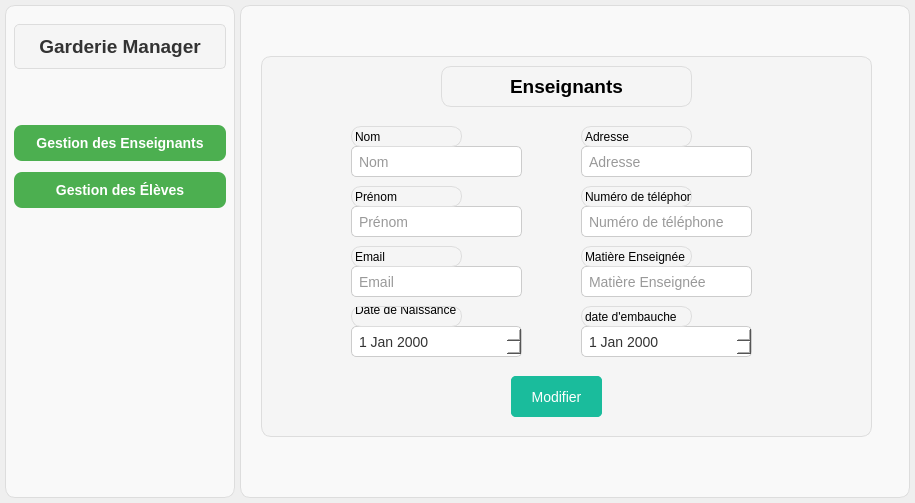
First picture: the form in mainwindow.ui, repository houssemgnounou/GarderieScolaireQT, before the edit.
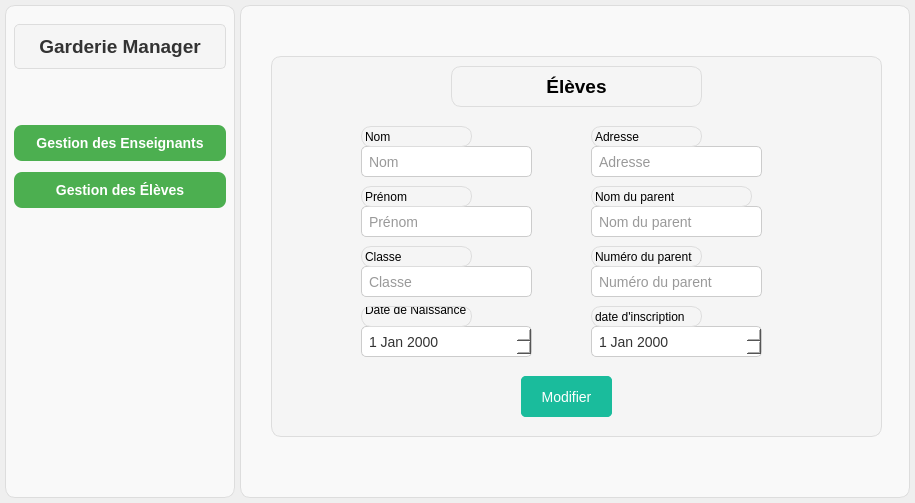
Second picture: the form after the edit.

Commit message: Some changes on eleve and enseignant

```diff
--- a/mainwindow.ui
+++ b/mainwindow.ui
@@ -268,7 +268,7 @@
 </string>
       </property>
       <property name="currentIndex">
-       <number>1</number>
+       <number>3</number>
       </property>
       <widget class="QWidget" name="page_7">
        <widget class="QLabel" name="nameapp_2">
@@ -828,7 +828,551 @@
         </widget>
        </widget>
       </widget>
-      <widget class="QWidget" name="pages"/>
+      <widget class="QWidget" name="pages">
+       <widget class="QPushButton" name="Trie_eleveASC">
+        <property name="geometry">
+         <rect>
+          <x>20</x>
+          <y>62</y>
+          <width>81</width>
+          <height>31</height>
+         </rect>
+        </property>
+        <property name="text">
+         <string>Tri ASC</string>
+        </property>
+       </widget>
+       <widget class="QPushButton" name="Trie_eleveDESC">
+        <property name="geometry">
+         <rect>
+          <x>110</x>
+          <y>60</y>
+          <width>81</width>
+          <height>31</height>
+         </rect>
+        </property>
+        <property name="text">
+         <string>Tri DESC</string>
+        </property>
+       </widget>
+       <widget class="QLineEdit" name="Search_eleve">
+        <property name="geometry">
+         <rect>
+          <x>230</x>
+          <y>60</y>
+          <width>191</width>
+          <height>31</height>
+         </rect>
+        </property>
+        <property name="styleSheet">
+         <string notr="true">/* Apply styles to QLineEdit for search */
+QLineEdit {
+    border: 2px solid #ccc; /* Light gray border */
+    border-radius: 25px; /* Rounded corners */
+    background-color: #f5f5f5; /* Light gray background */
+    color: #333; /* Dark text color */
+    font-size: 16px; /* Font size */
+    transition: border-color 0.3s, box-shadow 0.3s; /* Smooth transition */
+}
+
+/* Apply focus styles to QLineEdit for search */
+QLineEdit:focus {
+    border-color: #1abc9c; /* Teal border color on focus */
+    box-shadow: 0px 0px 8px rgba(26, 188, 156, 0.6); /* Light shadow on focus */
+    outline: none; /* Remove default focus outline */
+    background-color: #fff; /* White background on focus */
+}
+</string>
+        </property>
+        <property name="placeholderText">
+         <string>Rechercher...</string>
+        </property>
+       </widget>
+       <widget class="QPushButton" name="Supprimer_eleve">
+        <property name="geometry">
+         <rect>
+          <x>550</x>
+          <y>60</y>
+          <width>91</width>
+          <height>31</height>
+         </rect>
+        </property>
+        <property name="text">
+         <string>Supprimer</string>
+        </property>
+       </widget>
+       <widget class="QTableView" name="table_eleve">
+        <property name="geometry">
+         <rect>
+          <x>5</x>
+          <y>100</y>
+          <width>651</width>
+          <height>301</height>
+         </rect>
+        </property>
+        <property name="styleSheet">
+         <string notr="true">/* Apply styles to QTableView */
+QTableView {
+    background-color: #fff; /* White background */
+    border: 1px solid #ddd; /* Light gray border */
+    border-radius: 8px; /* Rounded corners */
+}
+
+/* Apply styles to table headers */
+QHeaderView::section {
+    background-color: #f5f5f5; /* Light gray background */
+    color: #333; /* Dark text color */
+    padding: 8px; /* Padding inside the header cells */
+    border: none; /* No border */
+    border-top: 1px solid #ddd; /* Top border for separation */
+}
+
+/* Apply styles to table cells */
+QTableView QTableCornerButton::section,
+QTableView QTableCornerButton::section:checked {
+    background-color: #f5f5f5; /* Light gray background for corner cell */
+    border: none;
+}
+
+QTableView::item {
+    padding: 10px; /* Padding inside the cells */
+    border: none; /* No border */
+}
+
+/* Apply alternate row colors for better readability */
+QTableView::item:nth-child(odd) {
+    background-color: #f9f9f9; /* Very light gray background */
+}
+
+/* Apply hover styles for cells */
+QTableView::item:hover {
+    background-color: #e8e8e8; /* Slightly darker background on hover */
+}
+
+/* Apply selection styles for cells */
+QTableView::item:selected {
+    background-color: #1abc9c; /* Teal background on selection */
+    color: white; /* White text color on selection */
+}
+
+/* Apply custom scroll bar style */
+QTableView QScrollBar:vertical {
+    border: none;
+    background: transparent;
+    width: 10px; /* Adjust the width as needed */
+}
+
+QTableView QScrollBar:horizontal {
+    border: none;
+    background: transparent;
+    height: 10px; /* Adjust the height as needed */
+}
+
+QTableView QScrollBar::handle:vertical,
+QTableView QScrollBar::handle:horizontal {
+    background: #ccc; /* Scroll bar handle color */
+    border-radius: 5px; /* Rounded handle shape */
+}
+
+QTableView QScrollBar::add-page:vertical,
+QTableView QScrollBar::sub-page:vertical,
+QTableView QScrollBar::add-page:horizontal,
+QTableView QScrollBar::sub-page:horizontal {
+    background: none;
+}
+
+QTableView QScrollBar::add-line:vertical,
+QTableView QScrollBar::sub-line:vertical,
+QTableView QScrollBar::add-line:horizontal,
+QTableView QScrollBar::sub-line:horizontal {
+    background: none;
+}
+</string>
+        </property>
+       </widget>
+       <widget class="QPushButton" name="btn_OpenStat_eleve">
+        <property name="geometry">
+         <rect>
+          <x>280</x>
+          <y>420</y>
+          <width>91</width>
+          <height>41</height>
+         </rect>
+        </property>
+        <property name="text">
+         <string>Stat</string>
+        </property>
+       </widget>
+       <widget class="QPushButton" name="btn_openAjoutEleve">
+        <property name="geometry">
+         <rect>
+          <x>440</x>
+          <y>60</y>
+          <width>91</width>
+          <height>31</height>
+         </rect>
+        </property>
+        <property name="text">
+         <string>Ajouter</string>
+        </property>
+       </widget>
+       <widget class="QLabel" name="nameapp_4">
+        <property name="geometry">
+         <rect>
+          <x>200</x>
+          <y>10</y>
+          <width>251</width>
+          <height>41</height>
+         </rect>
+        </property>
+        <property name="font">
+         <font>
+          <family>MS Shell Dlg 2</family>
+          <pointsize>14</pointsize>
+          <weight>75</weight>
+          <bold>true</bold>
+         </font>
+        </property>
+        <property name="styleSheet">
+         <string notr="true"/>
+        </property>
+        <property name="text">
+         <string>Gestion des Élèves</string>
+        </property>
+        <property name="alignment">
+         <set>Qt::AlignCenter</set>
+        </property>
+       </widget>
+      </widget>
+      <widget class="QWidget" name="page">
+       <widget class="QWidget" name="widget_2" native="true">
+        <property name="geometry">
+         <rect>
+          <x>30</x>
+          <y>50</y>
+          <width>611</width>
+          <height>381</height>
+         </rect>
+        </property>
+        <property name="styleSheet">
+         <string notr="true">/* Apply styles to the entire QWidget */
+QWidget {
+    background-color: #f5f5f5; /* Light background color */
+    border: 1px solid #ddd; /* Light gray border */
+    border-radius: 10px; /* Rounded corners */
+    box-shadow: 0px 2px 6px rgba(0, 0, 0, 0.1); /* Subtle shadow */
+}
+
+/* Apply styles to QLineEdit */
+QLineEdit {
+    padding: 5px; /* Padding inside the QLineEdit */
+    border: 1px solid #ccc; /* Light gray border */
+    border-radius: 5px; /* Rounded corners */
+    background-color: #fff; /* White background */
+    color: #333; /* Dark text color */
+    font-size: 14px; /* Font size */
+    transition: border-color 0.3s, box-shadow 0.3s; /* Smooth transition */
+}
+
+/* Apply focus styles to QLineEdit */
+QLineEdit:focus {
+    border-color: #1abc9c; /* Teal border color on focus */
+    box-shadow: 0px 0px 6px rgba(26, 188, 156, 0.5); /* Light shadow on focus */
+}
+
+/* Apply styles to QDateEdit */
+QDateEdit {
+    padding: 5px; /* Padding inside the QLineEdit */
+    border: 1px solid #ccc; /* Light gray border */
+    border-radius: 5px; /* Rounded corners */
+    background-color: #fff; /* White background */
+    color: #333; /* Dark text color */
+    font-size: 14px; /* Font size */
+    transition: border-color 0.3s, box-shadow 0.3s; /* Smooth transition */
+}
+
+/* Apply focus styles to QDateEdit */
+QDateEdit:focus {
+    border-color: #1abc9c; /* Teal border color on focus */
+    box-shadow: 0px 0px 6px rgba(26, 188, 156, 0.5); /* Light shadow on focus */
+}
+
+/* Apply styles to QPushButton */
+QPushButton {
+    background-color: #1abc9c; /* Teal background color */
+    color: white; /* White text color */
+    border: none; /* No border */
+    padding: 10px 20px; /* Padding around the text */
+    border-radius: 5px; /* Rounded corners */
+    font-size: 14px; /* Font size */
+    cursor: pointer; /* Show hand cursor on hover */
+    transition: background-color 0.3s; /* Smooth transition */
+}
+
+/* Apply hover styles to QPushButton */
+QPushButton:hover {
+    background-color: #16a085; /* Darker teal on hover */
+}
+</string>
+        </property>
+        <widget class="QLineEdit" name="txt_nom_eleve">
+         <property name="geometry">
+          <rect>
+           <x>90</x>
+           <y>90</y>
+           <width>171</width>
+           <height>31</height>
+          </rect>
+         </property>
+         <property name="placeholderText">
+          <string>Nom</string>
+         </property>
+        </widget>
+        <widget class="QLineEdit" name="txt_prenom_eleve">
+         <property name="geometry">
+          <rect>
+           <x>90</x>
+           <y>150</y>
+           <width>171</width>
+           <height>31</height>
+          </rect>
+         </property>
+         <property name="placeholderText">
+          <string>Prénom</string>
+         </property>
+        </widget>
+        <widget class="QLineEdit" name="txt_addresse_eleve">
+         <property name="geometry">
+          <rect>
+           <x>320</x>
+           <y>90</y>
+           <width>171</width>
+           <height>31</height>
+          </rect>
+         </property>
+         <property name="placeholderText">
+          <string>Adresse</string>
+         </property>
+        </widget>
+        <widget class="QDateEdit" name="dateEdit_date_naissance_eleve">
+         <property name="geometry">
+          <rect>
+           <x>90</x>
+           <y>270</y>
+           <width>171</width>
+           <height>31</height>
+          </rect>
+         </property>
+        </widget>
+        <widget class="QDateEdit" name="dateEdit_date_inscription">
+         <property name="geometry">
+          <rect>
+           <x>320</x>
+           <y>270</y>
+           <width>171</width>
+           <height>31</height>
+          </rect>
+         </property>
+        </widget>
+        <widget class="QLineEdit" name="txt_classe_eleve">
+         <property name="geometry">
+          <rect>
+           <x>90</x>
+           <y>210</y>
+           <width>171</width>
+           <height>31</height>
+          </rect>
+         </property>
+         <property name="placeholderText">
+          <string>Classe</string>
+         </property>
+        </widget>
+        <widget class="QLineEdit" name="txt_NomParent_eleve">
+         <property name="geometry">
+          <rect>
+           <x>320</x>
+           <y>150</y>
+           <width>171</width>
+           <height>31</height>
+          </rect>
+         </property>
+         <property name="placeholderText">
+          <string>Nom du parent</string>
+         </property>
+        </widget>
+        <widget class="QLineEdit" name="txt_NumeroParentEleve">
+         <property name="geometry">
+          <rect>
+           <x>320</x>
+           <y>210</y>
+           <width>171</width>
+           <height>31</height>
+          </rect>
+         </property>
+         <property name="placeholderText">
+          <string>Numéro du parent</string>
+         </property>
+        </widget>
+        <widget class="QPushButton" name="btn_AjouterEleve">
+         <property name="geometry">
+          <rect>
+           <x>250</x>
+           <y>320</y>
+           <width>91</width>
+           <height>41</height>
+          </rect>
+         </property>
+         <property name="text">
+          <string>Ajouter</string>
+         </property>
+        </widget>
+        <widget class="QPushButton" name="btn_ModifierEleve">
+         <property name="geometry">
+          <rect>
+           <x>250</x>
+           <y>320</y>
+           <width>91</width>
+           <height>41</height>
+          </rect>
+         </property>
+         <property name="text">
+          <string>Modifier</string>
+         </property>
+        </widget>
+        <widget class="QLabel" name="nameapp_5">
+         <property name="geometry">
+          <rect>
+           <x>180</x>
+           <y>10</y>
+           <width>251</width>
+           <height>41</height>
+          </rect>
+         </property>
+         <property name="font">
+          <font>
+           <family>MS Shell Dlg 2</family>
+           <pointsize>14</pointsize>
+           <weight>75</weight>
+           <bold>true</bold>
+          </font>
+         </property>
+         <property name="styleSheet">
+          <string notr="true"/>
+         </property>
+         <property name="text">
+          <string>Élèves</string>
+         </property>
+         <property name="alignment">
+          <set>Qt::AlignCenter</set>
+         </property>
+        </widget>
+        <widget class="QLabel" name="label_9">
+         <property name="geometry">
+          <rect>
+           <x>90</x>
+           <y>250</y>
+           <width>111</width>
+           <height>21</height>
+          </rect>
+         </property>
+         <property name="text">
+          <string>Date de Naissance
+</string>
+         </property>
+        </widget>
+        <widget class="QLabel" name="label_10">
+         <property name="geometry">
+          <rect>
+           <x>320</x>
+           <y>250</y>
+           <width>111</width>
+           <height>21</height>
+          </rect>
+         </property>
+         <property name="text">
+          <string>date d'inscription</string>
+         </property>
+        </widget>
+        <widget class="QLabel" name="label_11">
+         <property name="geometry">
+          <rect>
+           <x>90</x>
+           <y>190</y>
+           <width>111</width>
+           <height>21</height>
+          </rect>
+         </property>
+         <property name="text">
+          <string>Classe</string>
+         </property>
+        </widget>
+        <widget class="QLabel" name="label_12">
+         <property name="geometry">
+          <rect>
+           <x>320</x>
+           <y>190</y>
+           <width>111</width>
+           <height>21</height>
+          </rect>
+         </property>
+         <property name="text">
+          <string>Numéro du parent</string>
+         </property>
+        </widget>
+        <widget class="QLabel" name="label_13">
+         <property name="geometry">
+          <rect>
+           <x>90</x>
+           <y>130</y>
+           <width>111</width>
+           <height>21</height>
+          </rect>
+         </property>
+         <property name="text">
+          <string>Prénom</string>
+         </property>
+        </widget>
+        <widget class="QLabel" name="label_14">
+         <property name="geometry">
+          <rect>
+           <x>320</x>
+           <y>130</y>
+           <width>161</width>
+           <height>21</height>
+          </rect>
+         </property>
+         <property name="text">
+          <string>Nom du parent</string>
+         </property>
+        </widget>
+        <widget class="QLabel" name="label_15">
+         <property name="geometry">
+          <rect>
+           <x>90</x>
+           <y>70</y>
+           <width>111</width>
+           <height>21</height>
+          </rect>
+         </property>
+         <property name="text">
+          <string>Nom</string>
+         </property>
+        </widget>
+        <widget class="QLabel" name="label_16">
+         <property name="geometry">
+          <rect>
+           <x>320</x>
+           <y>70</y>
+           <width>111</width>
+           <height>21</height>
+          </rect>
+         </property>
+         <property name="text">
+          <string>Adresse</string>
+         </property>
+        </widget>
+       </widget>
+      </widget>
      </widget>
     </item>
    </layout>
```
Left out of the diff: 6 changed lines with no effect on the pictures. The commit also changes 6 other files.
